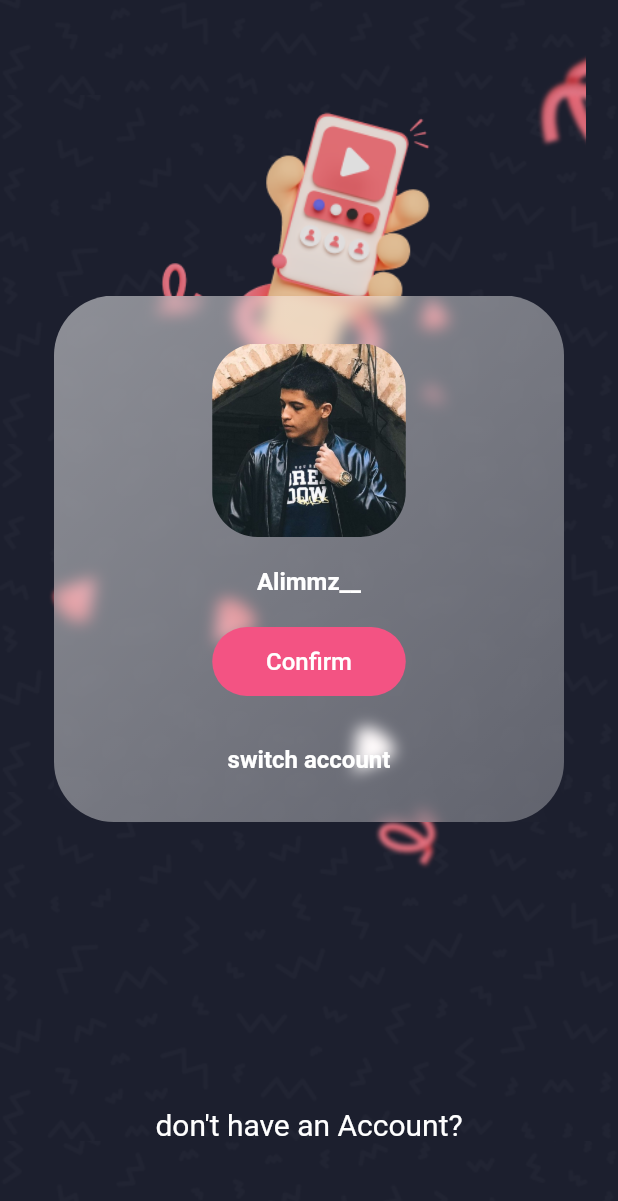
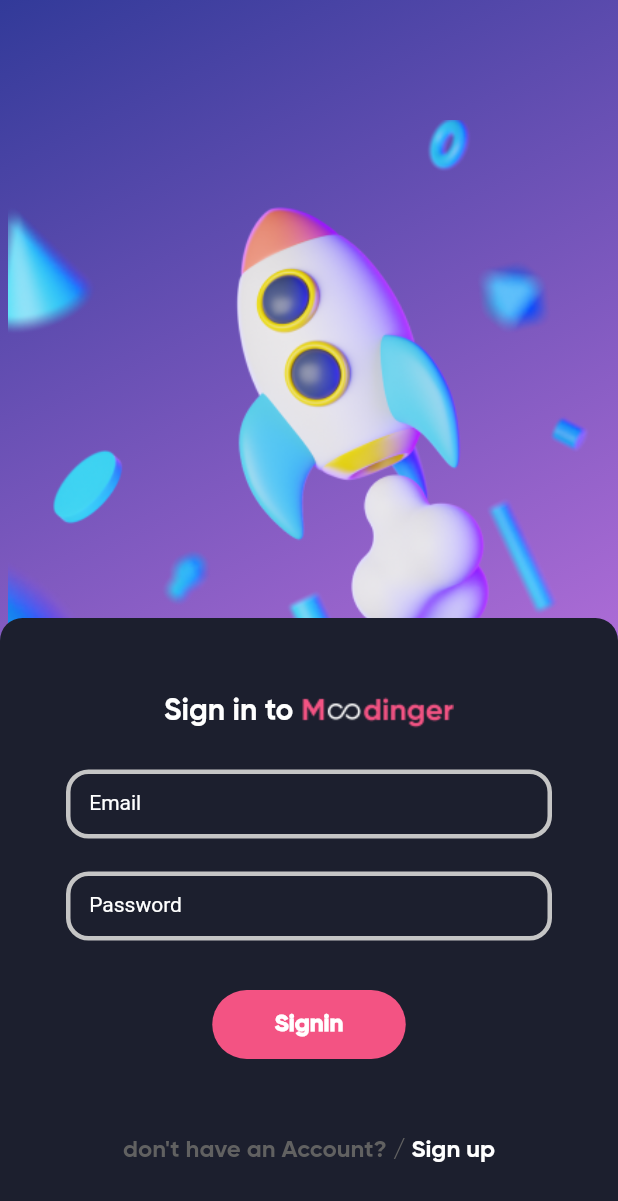
Before and after one commit to Ali-M24/instagram_clone_flutter, a Flutter app: the screen it shows after launch, on a phone screen of 412 x 824 dp. Shown: the top 1201 px of the screen. Run offline on Flutter 3.47's test engine with Material 2 defaults, Android fonts, the phone set to English and light mode, and no system bars.

Commit message:
create signin page and mange font and theme

```diff
--- /dev/null
+++ b/lib/constant/Colors.dart
@@ -0,0 +1,5 @@
+import 'package:flutter/material.dart';
+
+var primaryColor = Color(0xff1C1F2E);
+var secondaryColor = Color(0xffF35383);
+var GreyColor = Color(0xffC5C5C5);
--- a/lib/main.dart
+++ b/lib/main.dart
@@ -1,4 +1,5 @@
 import 'package:flutter/material.dart';
+import 'package:instgram_clone/screens/signin_screen.dart';
 import 'package:instgram_clone/screens/splash_screen.dart';
 
 void main() {
@@ -11,8 +12,33 @@ class InstagramCloneApp extends StatelessWidget {
   @override
   Widget build(BuildContext context) {
     return MaterialApp(
+      theme: ThemeData(
+        textTheme: TextTheme(
+            headlineMedium: TextStyle(
+              fontFamily: 'GB',
+              fontSize: 16.0,
+              fontWeight: FontWeight.w700,
+              color: Colors.white,
+            ),
+            headlineLarge:
+                TextStyle(fontFamily: 'GB', fontSize: 20, color: Colors.white)),
+        elevatedButtonTheme: ElevatedButtonThemeData(
+          style: ElevatedButton.styleFrom(
+            backgroundColor: Color(0xffF35383),
+            elevation: 0,
+            minimumSize: Size(129, 46),
+            shape: RoundedRectangleBorder(
+              borderRadius: BorderRadius.circular(30.0),
+            ),
+            textStyle: TextStyle(
+              fontFamily: 'GB',
+              fontSize: 16.0,
+            ),
+          ),
+        ),
+      ),
       debugShowCheckedModeBanner: false,
-      home: SplashScreen(),
+      home: SigninScreen(),
     );
   }
 }
--- /dev/null
+++ b/lib/screens/signin_screen.dart
@@ -0,0 +1,203 @@
+import 'package:flutter/material.dart';
+import 'package:instgram_clone/constant/Colors.dart';
+
+class SigninScreen extends StatefulWidget {
+  const SigninScreen({super.key});
+
+  @override
+  State<SigninScreen> createState() => _SigninScreenState();
+}
+
+class _SigninScreenState extends State<SigninScreen> {
+  FocusNode emailFocusNode = FocusNode();
+  FocusNode passwordFocusNode = FocusNode();
+
+  @override
+  void initState() {
+    super.initState();
+
+    emailFocusNode.addListener(() {
+      setState(() {});
+    });
+    passwordFocusNode.addListener(() {
+      setState(() {});
+    });
+  }
+
+  @override
+  void dispose() {
+    // Clean up the focus node when the Form is disposed.
+    emailFocusNode.dispose();
+    passwordFocusNode.dispose();
+
+    super.dispose();
+  }
+
+  @override
+  Widget build(BuildContext context) {
+    return GestureDetector(
+      onTap: () => FocusManager.instance.primaryFocus?.unfocus(),
+      child: Scaffold(
+        resizeToAvoidBottomInset: true,
+        body: Container(
+          decoration: BoxDecoration(
+            gradient: LinearGradient(
+              begin: Alignment.topLeft,
+              end: Alignment.bottomRight,
+              colors: [Color(0xff323A99), Color(0xffF98BFC)],
+            ),
+          ),
+          child: Stack(
+            alignment: AlignmentDirectional.bottomCenter,
+            children: [_getImageContainer(), _getContainerBox(context)],
+          ),
+        ),
+      ),
+    );
+  }
+
+  Widget _getImageContainer() {
+    return Positioned(
+      left: 0,
+      right: 0,
+      bottom: 0,
+      top: 80,
+      child: Column(
+        children: [
+          Expanded(
+            child: Image(
+              image: AssetImage('assets/images/signin_rocket.png'),
+            ),
+          ),
+          Expanded(child: Container())
+        ],
+      ),
+    );
+  }
+
+  Widget _getContainerBox(BuildContext context) {
+    return Column(
+      children: [
+        Expanded(child: Container()),
+        Expanded(
+          child: Container(
+            decoration: BoxDecoration(
+              color: primaryColor,
+              borderRadius: BorderRadius.only(
+                topLeft: Radius.circular(15.0),
+                topRight: Radius.circular(15.0),
+              ),
+            ),
+            child: Container(
+              margin: EdgeInsets.only(top: 50, left: 44, right: 44),
+              child: Column(
+                crossAxisAlignment: CrossAxisAlignment.center,
+                children: [
+                  Row(
+                    mainAxisAlignment: MainAxisAlignment.center,
+                    children: [
+                      Text(
+                        'Sign in to ',
+                        style: Theme.of(context).textTheme.headlineLarge,
+                      ),
+                      Image(image: AssetImage('assets/images/signin_logo.png'))
+                    ],
+                  ),
+                  SizedBox(height: 26),
+                  SizedBox(
+                    height: 46.0,
+                    child: TextField(
+                      focusNode: emailFocusNode,
+                      decoration: InputDecoration(
+                        enabledBorder: OutlineInputBorder(
+                          borderRadius: BorderRadius.all(
+                            Radius.circular(15.0),
+                          ),
+                          borderSide: BorderSide(color: GreyColor, width: 3),
+                        ),
+                        focusedBorder: OutlineInputBorder(
+                          borderRadius: BorderRadius.all(
+                            Radius.circular(15.0),
+                          ),
+                          borderSide:
+                              BorderSide(color: secondaryColor, width: 3),
+                        ),
+                        labelText: ' Email ',
+                        labelStyle: TextStyle(
+                          color: emailFocusNode.hasFocus
+                              ? secondaryColor
+                              : Colors.white,
+                          fontSize: 14,
+                        ),
+                      ),
+                    ),
+                  ),
+                  SizedBox(height: 22),
+                  SizedBox(
+                    height: 46,
+                    child: TextField(
+                      focusNode: passwordFocusNode,
+                      decoration: InputDecoration(
+                        enabledBorder: OutlineInputBorder(
+                          borderRadius: BorderRadius.all(
+                            Radius.circular(15.0),
+                          ),
+                          borderSide: BorderSide(color: GreyColor, width: 3),
+                        ),
+                        focusedBorder: OutlineInputBorder(
+                          borderRadius: BorderRadius.all(
+                            Radius.circular(15.0),
+                          ),
+                          borderSide:
+                              BorderSide(color: secondaryColor, width: 3),
+                        ),
+                        labelText: ' Password ',
+                        labelStyle: TextStyle(
+                          color: passwordFocusNode.hasFocus
+                              ? secondaryColor
+                              : Colors.white,
+                          fontSize: 14,
+                        ),
+                      ),
+                    ),
+                  ),
+                  SizedBox(height: 32),
+                  ElevatedButton(
+                    style: Theme.of(context).elevatedButtonTheme.style,
+                    onPressed: () {},
+                    child: Text(
+                      'Signin',
+                      style: Theme.of(context).textTheme.headlineMedium,
+                    ),
+                  ),
+                  SizedBox(height: 50),
+                  Row(
+                    mainAxisAlignment: MainAxisAlignment.center,
+                    children: [
+                      Text(
+                        "don't have an Account? / ",
+                        style: TextStyle(
+                          color: Colors.grey[700],
+                          fontSize: 16.0,
+                          fontFamily: 'GB',
+                        ),
+                      ),
+                      Text(
+                        'Sign up',
+                        style: TextStyle(
+                          color: Colors.white,
+                          fontSize: 16.0,
+                          fontFamily: 'GB',
+                        ),
+                      ),
+                    ],
+                  ),
+                ],
+              ),
+            ),
+          ),
+        ),
+      ],
+    );
+  }
+}
--- a/lib/screens/switch_account_screen.dart
+++ b/lib/screens/switch_account_screen.dart
@@ -72,26 +72,16 @@ class SwitchAccountScreen extends StatelessWidget {
                               SizedBox(
                                 height: 20.0,
                               ),
-                              Text(
-                                'Alimmz__',
-                                style: TextStyle(
-                                  color: Colors.white,
-                                  fontSize: 16.0,
-                                  fontWeight: FontWeight.bold,
-                                ),
-                              ),
+                              Text('Alimmz__',
+                                  style: Theme.of(context)
+                                      .textTheme
+                                      .headlineMedium),
                               SizedBox(
                                 height: 20.0,
                               ),
                               ElevatedButton(
-                                style: ElevatedButton.styleFrom(
-                                  backgroundColor: Color(0xffF35383),
-                                  elevation: 0,
-                                  minimumSize: Size(129, 46),
-                                  shape: RoundedRectangleBorder(
-                                    borderRadius: BorderRadius.circular(30.0),
-                                  ),
-                                ),
+                                style:
+                                    Theme.of(context).elevatedButtonTheme.style,
                                 onPressed: () {},
                                 child: Text(
                                   'Confirm',
@@ -106,11 +96,8 @@ class SwitchAccountScreen extends StatelessWidget {
                               ),
                               Text(
                                 'switch account',
-                                style: TextStyle(
-                                  color: Colors.white,
-                                  fontSize: 16.0,
-                                  fontWeight: FontWeight.bold,
-                                ),
+                                style:
+                                    Theme.of(context).textTheme.headlineMedium,
                               )
                             ],
                           ),
@@ -123,14 +110,28 @@ class SwitchAccountScreen extends StatelessWidget {
             ),
             Padding(
               padding: EdgeInsets.only(top: 133, bottom: 63),
-              child: Text(
-                "don't have an Account?",
-                style: TextStyle(
-                  color: Colors.white,
-                  fontSize: 20,
-                ),
+              child: Row(
+                mainAxisAlignment: MainAxisAlignment.center,
+                children: [
+                  Text(
+                    "don't have an Account? / ",
+                    style: TextStyle(
+                      color: Colors.grey[700],
+                      fontSize: 16.0,
+                      fontFamily: 'GB',
+                    ),
+                  ),
+                  Text(
+                    'Sign up',
+                    style: TextStyle(
+                      color: Colors.white,
+                      fontSize: 16.0,
+                      fontFamily: 'GB',
+                    ),
+                  ),
+                ],
               ),
-            )
+            ),
           ],
         ),
       ),
```
Also changed, not shown: pubspec.yaml (+32 -11 lines), assets/fonts/GilroyBold.ttf (added), assets/fonts/GilroyExtraBold.ttf (added), assets/fonts/GilroyHeavy.ttf (added), assets/fonts/GilroyLight.ttf (added), assets/fonts/GilroyMedium.ttf (added), assets/fonts/GilroyRegular.ttf (added), assets/fonts/GilroyThin.ttf (added), assets/fonts/ShabnamMedium.ttf (added), assets/images/signin_logo.png (added), assets/images/signin_rocket.png (added).
